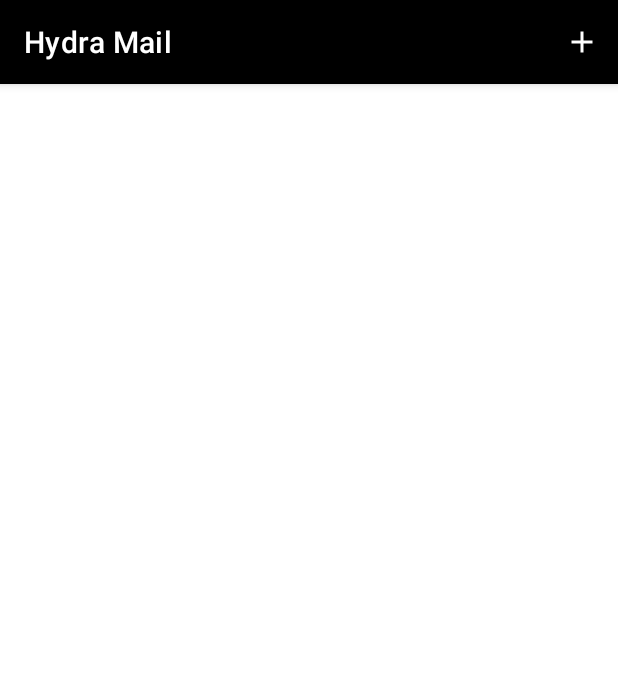
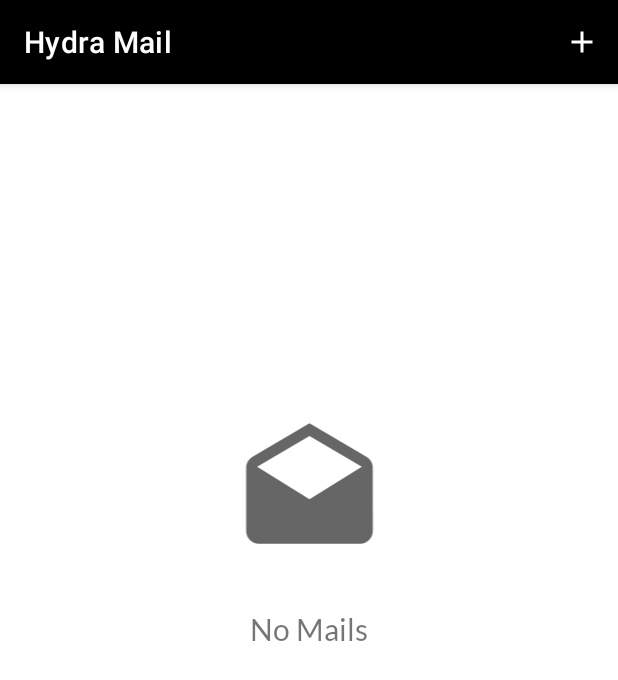
Before and after one commit to Sommie09/HydraMail, an Android app: the SentMailsActivity screen opened directly, with no data from a screen before it, on a phone screen of 412 x 824 dp. Shown: the top 680 px of the screen. Run offline under Robolectric (Android 15) with nearby library versions, the phone set to English and light mode, and no system bars.

```diff
--- a/app/src/main/java/com/example/hydramail/sentmails/database/model/Mails.java
+++ b/app/src/main/java/com/example/hydramail/sentmails/database/model/Mails.java
@@ -19,7 +19,7 @@ public class Mails {
     // Create table SQL query
     public static final String CREATE_TABLE =
             "CREATE TABLE " + TABLE_NAME + "("
-                    + COLUMN_ID + " INTEGER PRIMARY KEY AUTOINCREMENT,"
+                    + COLUMN_ID + " INTEGER PRIMARY KEY AUTOINCREMENT, "
                     + COLUMN_RECIPIENT + " TEXT,"
                     + COLUMN_SUBJECT + " TEXT,"
                     + COLUMN_MESSAGE + " TEXT,"
--- a/app/src/main/java/com/example/hydramail/sentmails/view/MailAdapter.java
+++ b/app/src/main/java/com/example/hydramail/sentmails/view/MailAdapter.java
@@ -4,6 +4,9 @@ import android.content.Context;
 import android.view.LayoutInflater;
 import android.view.View;
 import android.view.ViewGroup;
+import android.view.animation.Animation;
+import android.view.animation.AnimationUtils;
+import android.widget.FrameLayout;
 import android.widget.TextView;
 
 import androidx.recyclerview.widget.RecyclerView;
@@ -20,13 +23,17 @@ import java.util.List;
 public class MailAdapter extends RecyclerView.Adapter<MailAdapter.MyViewHolder> {
 
     private Context context;
-    private ArrayList<String> mail_recipient, mail_subject, mail_message, mail_timestamp;
+    private ArrayList<String> mail_id, mail_recipient, mail_subject, mail_message, mail_timestamp;
+
+    Animation translate_anim;
 
     public class MyViewHolder extends RecyclerView.ViewHolder {
+        public TextView id;
         public TextView recipient;
         public TextView subject;
         public TextView message;
         public TextView timestamp;
+        public FrameLayout mail_layout;
 
         public MyViewHolder(View view) {
             super(view);
@@ -35,11 +42,18 @@ public class MailAdapter extends RecyclerView.Adapter<MailAdapter.MyViewHolder>
             subject = view.findViewById(R.id.email_subject);
             message = view.findViewById(R.id.email_message);
             timestamp = view.findViewById(R.id.email_date);
+            id = view.findViewById(R.id.mail_id);
+            mail_layout = view.findViewById(R.id.item_view_layout);
+
+            //Animate Recycler View
+            translate_anim = AnimationUtils.loadAnimation(context, R.anim.translate_anim);
+            mail_layout.setAnimation(translate_anim);
         }
     }
 
-    public MailAdapter(Context context, ArrayList<String> mail_recipient, ArrayList<String> mail_subject, ArrayList<String> mail_message, ArrayList<String> mail_timestamp) {
+    public MailAdapter(Context context, ArrayList<String> mail_id, ArrayList<String> mail_recipient, ArrayList<String> mail_subject, ArrayList<String> mail_message, ArrayList<String> mail_timestamp) {
         this.context = context;
+        this.mail_id = mail_id;
         this.mail_recipient = mail_recipient;
         this.mail_subject = mail_subject;
         this.mail_message = mail_message;
@@ -56,7 +70,7 @@ public class MailAdapter extends RecyclerView.Adapter<MailAdapter.MyViewHolder>
 
     @Override
     public void onBindViewHolder(MyViewHolder holder, int position) {
-
+        holder.id.setText(String.valueOf(mail_id.get(position)));
         holder.recipient.setText(String.valueOf(mail_recipient.get(position)));
         holder.subject.setText(String.valueOf(mail_subject.get(position)));
         holder.message.setText(String.valueOf(mail_message.get(position)));
@@ -65,7 +79,7 @@ public class MailAdapter extends RecyclerView.Adapter<MailAdapter.MyViewHolder>
 
     @Override
     public int getItemCount() {
-        return mail_recipient.size();
+        return mail_id.size();
     }
 
     /**
--- a/app/src/main/java/com/example/hydramail/sentmails/view/SentMailsActivity.java
+++ b/app/src/main/java/com/example/hydramail/sentmails/view/SentMailsActivity.java
@@ -14,6 +14,9 @@ import android.os.Bundle;
 import android.view.Menu;
 import android.view.MenuInflater;
 import android.view.MenuItem;
+import android.view.View;
+import android.widget.ImageView;
+import android.widget.TextView;
 import android.widget.Toast;
 
 import com.example.hydramail.MainActivity;
@@ -28,12 +31,13 @@ import java.util.List;
 public class SentMailsActivity extends AppCompatActivity {
     private MailAdapter mailAdapter;
     private RecyclerView recyclerView;
+    private ImageView envelop_icon;
+    private TextView no_mails_text;
 
-    ArrayList<String> mail_recipient, mail_subject, mail_message, mail_timestamp;
+    ArrayList<String> mail_id, mail_recipient, mail_subject, mail_message, mail_timestamp;
 
     private DatabaseHelper databaseHelper;
     ItemTouchHelper.SimpleCallback itemTouchHelperCallBack;
-    String id;
 
 
     @Override
@@ -45,20 +49,22 @@ public class SentMailsActivity extends AppCompatActivity {
         setSupportActionBar(toolbar);
 
         recyclerView = findViewById(R.id.mail_recycler_view);
+        envelop_icon = findViewById(R.id.envelope_icon);
+        no_mails_text = findViewById(R.id.no_mails_text);
 
 
         databaseHelper = new DatabaseHelper(SentMailsActivity.this);
+        mail_id = new ArrayList<>();
         mail_recipient = new ArrayList<>();
         mail_subject = new ArrayList<>();
         mail_message = new ArrayList<>();
         mail_timestamp = new ArrayList<>();
 
-        id = Mails.COLUMN_ID;
 
 
         storeDataInArray();
 
-        mailAdapter = new MailAdapter(SentMailsActivity.this, mail_recipient, mail_subject, mail_message, mail_timestamp);
+        mailAdapter = new MailAdapter(SentMailsActivity.this, mail_id ,mail_recipient, mail_subject, mail_message, mail_timestamp);
         recyclerView.setAdapter(mailAdapter);
         recyclerView.setLayoutManager(new LinearLayoutManager(SentMailsActivity.this));
 
@@ -70,12 +76,14 @@ public class SentMailsActivity extends AppCompatActivity {
 //
 //            @Override
 //            public void onSwiped(@NonNull RecyclerView.ViewHolder viewHolder, int direction) {
+//
+//                DatabaseHelper databaseHelper = new DatabaseHelper(SentMailsActivity.this);
+//                databaseHelper.deleteOneRow(Mails.COLUMN_ID, SentMailsActivity.this);
+//
 //                    int position = viewHolder.getAdapterPosition();
-//                    mail_subject.remove(position);
+//                    mail_message.remove(position);
 //                    mailAdapter.notifyDataSetChanged();
 //
-//                    DatabaseHelper databaseHelper = new DatabaseHelper(SentMailsActivity.this);
-//                    databaseHelper.deleteOneRow(id, SentMailsActivity.this);
 //            }
 //        };
 //
@@ -89,9 +97,14 @@ public class SentMailsActivity extends AppCompatActivity {
     void storeDataInArray(){
         Cursor cursor = databaseHelper.readAllData();
         if(cursor.getCount() == 0){
+            recyclerView.setVisibility(View.INVISIBLE);
+            envelop_icon.setVisibility(View.VISIBLE);
+            no_mails_text.setVisibility(View.VISIBLE);
+
             Toast.makeText(this, "No Data", Toast.LENGTH_SHORT).show();
         }else{
             while(cursor.moveToNext()){
+                mail_id.add(cursor.getString(0));
                 mail_recipient.add(cursor.getString(1));
                 mail_subject.add(cursor.getString(2));
                 mail_message.add(cursor.getString(3));
--- /dev/null
+++ b/app/src/main/res/anim/translate_anim.xml
@@ -0,0 +1,10 @@
+<?xml version="1.0" encoding="utf-8"?>
+<set xmlns:android="http://schemas.android.com/apk/res/android">
+
+    <translate
+        android:duration = "800"
+        android:fromYDelta="100%"
+        android:toYDelta="10%">
+    </translate>
+
+</set>
--- /dev/null
+++ b/app/src/main/res/drawable/ic_baseline_drafts_24.xml
@@ -0,0 +1,10 @@
+<vector xmlns:android="http://schemas.android.com/apk/res/android"
+    android:width="24dp"
+    android:height="24dp"
+    android:viewportWidth="24"
+    android:viewportHeight="24"
+    android:tint="?attr/colorControlNormal">
+  <path
+      android:fillColor="@android:color/white"
+      android:pathData="M21.99,8c0,-0.72 -0.37,-1.35 -0.94,-1.7L12,1 2.95,6.3C2.38,6.65 2,7.28 2,8v10c0,1.1 0.9,2 2,2h16c1.1,0 2,-0.9 2,-2l-0.01,-10zM12,13L3.74,7.84 12,3l8.26,4.84L12,13z"/>
+</vector>
--- a/app/src/main/res/layout/activity_sent_mails.xml
+++ b/app/src/main/res/layout/activity_sent_mails.xml
@@ -10,7 +10,33 @@
         android:id="@+id/tool_bar"
         layout="@layout/toolbar"></include>
 
-    <androidx.recyclerview.widget.RecyclerView
+    <ImageView
+        android:visibility="invisible"
+        android:id="@+id/envelope_icon"
+        android:layout_width="106dp"
+        android:layout_height="101dp"
+        android:layout_marginTop="222dp"
+        app:layout_constraintEnd_toEndOf="parent"
+        app:layout_constraintStart_toStartOf="parent"
+        app:layout_constraintTop_toBottomOf="@+id/tool_bar"
+        app:srcCompat="@drawable/ic_baseline_drafts_24" />
+
+    <TextView
+        android:visibility="invisible"
+        android:id="@+id/no_mails_text"
+        android:layout_width="wrap_content"
+        android:layout_height="wrap_content"
+        android:layout_marginTop="28dp"
+        android:text="No Mails"
+        android:fontFamily="@font/lato_regular"
+        android:textSize="20sp"
+        app:layout_constraintBottom_toBottomOf="parent"
+        app:layout_constraintEnd_toEndOf="parent"
+        app:layout_constraintStart_toStartOf="parent"
+        app:layout_constraintTop_toBottomOf="@+id/envelope_icon"
+        app:layout_constraintVertical_bias="0.0" />
+
+        <androidx.recyclerview.widget.RecyclerView
         android:id="@+id/mail_recycler_view"
         android:layout_width="409dp"
         android:layout_height="673dp"
@@ -21,15 +47,5 @@
         app:layout_constraintTop_toBottomOf="@+id/tool_bar" />
 
 
-    <!--    <com.google.android.material.floatingactionbutton.FloatingActionButton-->
-<!--        android:backgroundTint="@color/colorBlack"-->
-<!--        style="@style/AddFab"-->
-<!--        android:layout_width="wrap_content"-->
-<!--        android:layout_height="wrap_content"-->
-<!--        android:layout_marginEnd="16dp"-->
-<!--        android:layout_marginBottom="16dp"-->
-<!--        app:layout_constraintBottom_toBottomOf="parent"-->
-<!--        app:layout_constraintEnd_toEndOf="parent" >-->
-<!--    </com.google.android.material.floatingactionbutton.FloatingActionButton>-->
 
 </androidx.constraintlayout.widget.ConstraintLayout>
--- a/app/src/main/res/layout/mail_item_view.xml
+++ b/app/src/main/res/layout/mail_item_view.xml
@@ -2,6 +2,7 @@
 <FrameLayout xmlns:android="http://schemas.android.com/apk/res/android"
     xmlns:app="http://schemas.android.com/apk/res-auto"
     xmlns:tools="http://schemas.android.com/tools"
+    android:id="@+id/item_view_layout"
     android:layout_width="match_parent"
     android:layout_height="wrap_content">
 
@@ -15,9 +16,9 @@
         app:contentPadding="16dp">
 
         <androidx.constraintlayout.widget.ConstraintLayout
-            android:padding="5dp"
             android:layout_width="match_parent"
-            android:layout_height="wrap_content">
+            android:layout_height="wrap_content"
+            android:padding="5dp">
 
             <ImageView
                 android:id="@+id/imageView2"
@@ -30,7 +31,6 @@
                 app:layout_constraintTop_toTopOf="parent" />
 
             <TextView
-                android:textStyle="bold"
                 android:id="@+id/email_recipient"
                 android:layout_width="wrap_content"
                 android:layout_height="wrap_content"
@@ -38,7 +38,21 @@
                 android:layout_marginTop="4dp"
                 android:fontFamily="@font/lato_regular"
                 android:text="Chisom Nwokwu"
+                android:textStyle="bold"
                 app:layout_constraintStart_toEndOf="@+id/imageView2"
+                app:layout_constraintTop_toTopOf="parent" />
+
+            <TextView
+                android:id="@+id/mail_id"
+                android:layout_width="wrap_content"
+                android:layout_height="wrap_content"
+                android:fontFamily="@font/lato_regular"
+                android:text="1"
+                android:visibility="invisible"
+                android:textStyle="bold"
+                app:layout_constraintBottom_toTopOf="@+id/email_subject"
+                app:layout_constraintEnd_toStartOf="@+id/email_date"
+                app:layout_constraintStart_toEndOf="@+id/email_recipient"
                 app:layout_constraintTop_toTopOf="parent" />
 
             <TextView
@@ -56,11 +70,11 @@
 
             <TextView
                 android:id="@+id/email_subject"
-                android:fontFamily="@font/lato_regular"
                 android:layout_width="0dp"
                 android:layout_height="wrap_content"
                 android:layout_marginStart="10dp"
                 android:layout_marginTop="6dp"
+                android:fontFamily="@font/lato_regular"
                 android:text="JOB APPLICATION"
                 app:layout_constraintEnd_toEndOf="parent"
                 app:layout_constraintHorizontal_bias="0.0"
```
